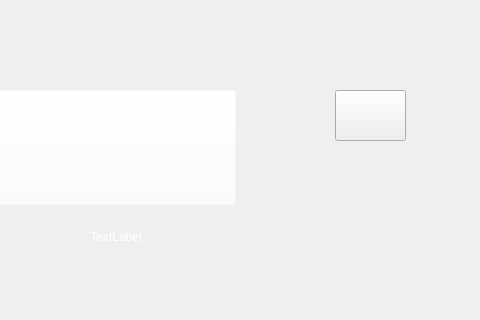
Qt form widget.ui (sdyncyang/zhome) before a commit; both pictures show x 544 to 1024 and y 0 to 320 of the 1024 by 600 pixel window.
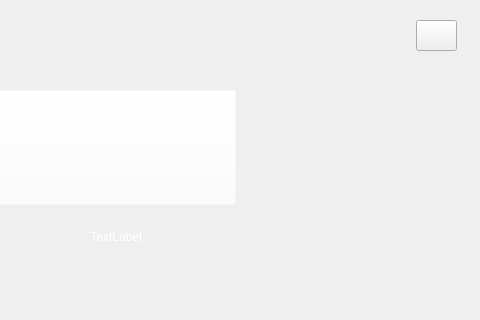
The same form after that commit. Icons and pictures are not drawn.

Diff of the .ui file:
```diff
--- a/widget.ui
+++ b/widget.ui
@@ -196,10 +196,10 @@
   <widget class="QPushButton" name="wifiPushButton">
    <property name="geometry">
     <rect>
-     <x>879</x>
-     <y>90</y>
-     <width>71</width>
-     <height>51</height>
+     <x>960</x>
+     <y>20</y>
+     <width>41</width>
+     <height>31</height>
     </rect>
    </property>
    <property name="text">
```
Left out of the diff: 143 changed lines with no effect on the pictures.
